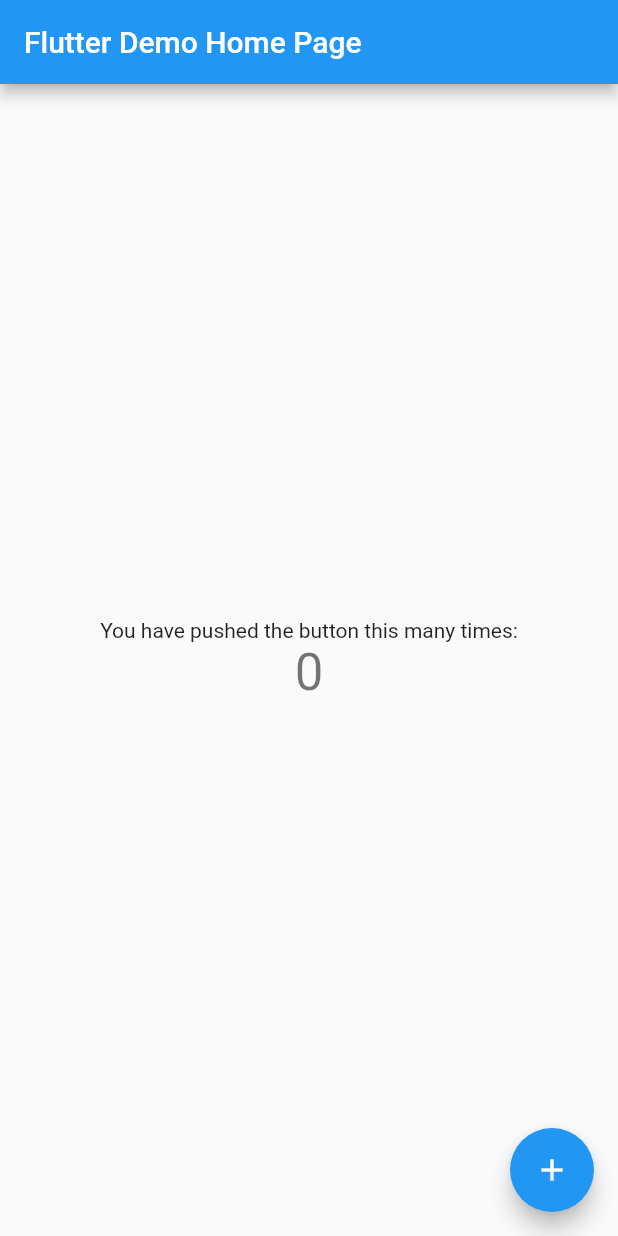
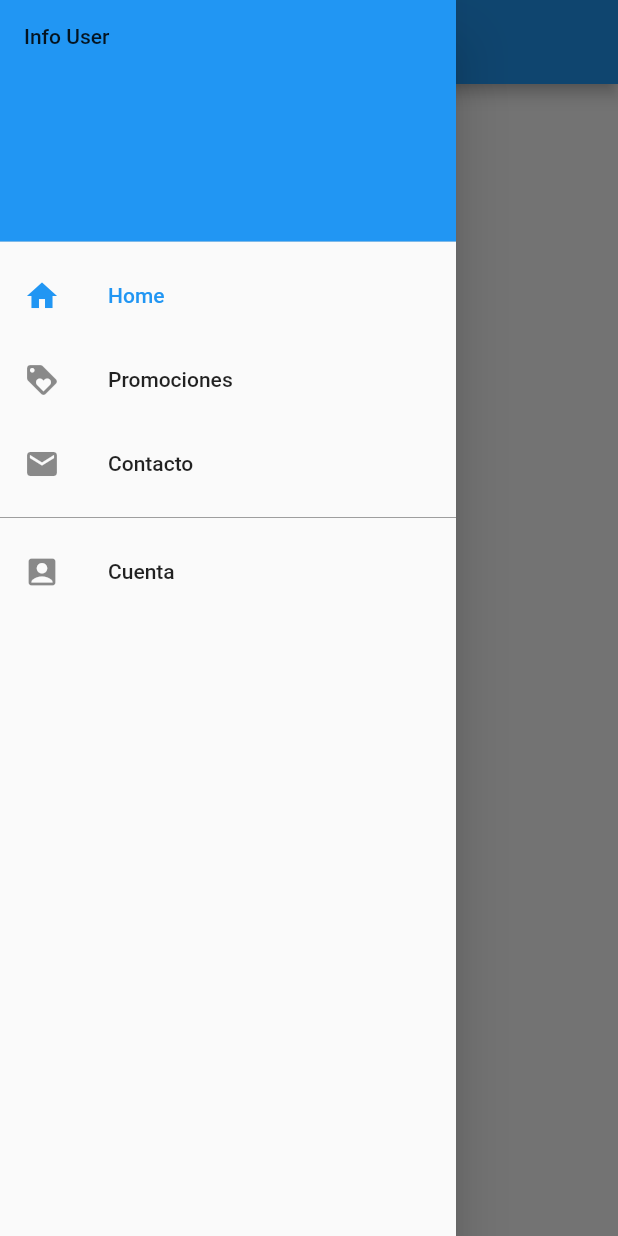
Before and after one commit to smanosalvas/Flutter, a Flutter app: the screen it shows after launch, with the side drawer open (before the commit the screen has no drawer), on a phone screen of 412 x 824 dp. Run offline on Flutter 3.47's test engine with Material 2 defaults, Android fonts, the phone set to English and light mode, and no system bars.

Commit message:
Implementacion de Drawer

```diff
--- a/myshop/lib/main.dart
+++ b/myshop/lib/main.dart
@@ -1,4 +1,5 @@
 import 'package:flutter/material.dart';
+import 'package:myshop/pages/home.dart';
 
 void main() => runApp(MyApp());
 
@@ -9,103 +10,9 @@ class MyApp extends StatelessWidget {
     return MaterialApp(
       title: 'Flutter Demo',
       theme: ThemeData(
-        // This is the theme of your application.
-        //
-        // Try running your application with "flutter run". You'll see the
-        // application has a blue toolbar. Then, without quitting the app, try
-        // changing the primarySwatch below to Colors.green and then invoke
-        // "hot reload" (press "r" in the console where you ran "flutter run",
-        // or simply save your changes to "hot reload" in a Flutter IDE).
-        // Notice that the counter didn't reset back to zero; the application
-        // is not restarted.
         primarySwatch: Colors.blue,
       ),
-      home: MyHomePage(title: 'Flutter Demo Home Page'),
+      home: HomePage(),
     );
   }
 }
-
-class MyHomePage extends StatefulWidget {
-  MyHomePage({Key key, this.title}) : super(key: key);
-
-  // This widget is the home page of your application. It is stateful, meaning
-  // that it has a State object (defined below) that contains fields that affect
-  // how it looks.
-
-  // This class is the configuration for the state. It holds the values (in this
-  // case the title) provided by the parent (in this case the App widget) and
-  // used by the build method of the State. Fields in a Widget subclass are
-  // always marked "final".
-
-  final String title;
-
-  @override
-  _MyHomePageState createState() => _MyHomePageState();
-}
-
-class _MyHomePageState extends State<MyHomePage> {
-  int _counter = 0;
-
-  void _incrementCounter() {
-    setState(() {
-      // This call to setState tells the Flutter framework that something has
-      // changed in this State, which causes it to rerun the build method below
-      // so that the display can reflect the updated values. If we changed
-      // _counter without calling setState(), then the build method would not be
-      // called again, and so nothing would appear to happen.
-      _counter++;
-    });
-  }
-
-  @override
-  Widget build(BuildContext context) {
-    // This method is rerun every time setState is called, for instance as done
-    // by the _incrementCounter method above.
-    //
-    // The Flutter framework has been optimized to make rerunning build methods
-    // fast, so that you can just rebuild anything that needs updating rather
-    // than having to individually change instances of widgets.
-    return Scaffold(
-      appBar: AppBar(
-        // Here we take the value from the MyHomePage object that was created by
-        // the App.build method, and use it to set our appbar title.
-        title: Text(widget.title),
-      ),
-      body: Center(
-        // Center is a layout widget. It takes a single child and positions it
-        // in the middle of the parent.
-        child: Column(
-          // Column is also layout widget. It takes a list of children and
-          // arranges them vertically. By default, it sizes itself to fit its
-          // children horizontally, and tries to be as tall as its parent.
-          //
-          // Invoke "debug painting" (press "p" in the console, choose the
-          // "Toggle Debug Paint" action from the Flutter Inspector in Android
-          // Studio, or the "Toggle Debug Paint" command in Visual Studio Code)
-          // to see the wireframe for each widget.
-          //
-          // Column has various properties to control how it sizes itself and
-          // how it positions its children. Here we use mainAxisAlignment to
-          // center the children vertically; the main axis here is the vertical
-          // axis because Columns are vertical (the cross axis would be
-          // horizontal).
-          mainAxisAlignment: MainAxisAlignment.center,
-          children: <Widget>[
-            Text(
-              'You have pushed the button this many times:',
-            ),
-            Text(
-              '$_counter',
-              style: Theme.of(context).textTheme.display1,
-            ),
-          ],
-        ),
-      ),
-      floatingActionButton: FloatingActionButton(
-        onPressed: _incrementCounter,
-        tooltip: 'Increment',
-        child: Icon(Icons.add),
-      ), // This trailing comma makes auto-formatting nicer for build methods.
-    );
-  }
-}
--- /dev/null
+++ b/myshop/lib/pages/authentication.dart
@@ -0,0 +1,25 @@
+import 'package:flutter/material.dart';
+import 'package:myshop/widgets/appBar.dart';
+
+class AutenticationPage extends StatefulWidget {
+  AutenticationPage({Key key}) : super(key: key);
+
+  _AutenticationPageState createState() => _AutenticationPageState();
+}
+
+class _AutenticationPageState extends State<AutenticationPage> {
+  TextEditingController textEditingController = new TextEditingController();
+
+  @override
+  Widget build(BuildContext context) {
+    return Scaffold(
+      appBar: getAppBar(),
+      body: Column(
+        children: <Widget>[
+          EditableText(controller: textEditingController , autofocus: true, style: TextStyle(color: Colors.black.withOpacity(0.8)), )
+
+        ],
+      ),
+    );
+  }
+}
--- /dev/null
+++ b/myshop/lib/pages/drawer.dart
@@ -0,0 +1,47 @@
+import 'package:flutter/material.dart';
+
+class NavigationPage extends StatefulWidget {
+  const NavigationPage({Key key}) : super(key: key);
+
+  @override
+  _NavigationPageState createState() => _NavigationPageState();
+}
+
+class _NavigationPageState extends State<NavigationPage> {
+  @override
+  Widget build(BuildContext context) {
+    return Drawer(
+      child: ListView(
+        padding: EdgeInsets.zero,
+        children: <Widget>[
+          DrawerHeader(
+            child: Text('Info User'),
+            decoration: BoxDecoration(color: Colors.blue),
+          ),
+          ListTile(
+            title: Text('Home'),
+            onTap: () {},
+            leading: Icon(Icons.home),
+            selected: true,
+          ),
+          ListTile(
+              title: Text('Promociones'),
+              onTap: () {
+
+              },
+              leading: Icon(Icons.loyalty)),
+          ListTile(
+              title: Text('Contacto'), onTap: () {}, leading: Icon(Icons.mail)),
+          Divider(
+            color: Colors.grey,
+          ),
+          ListTile(
+              title: Text('Cuenta'),
+              onTap: () {
+              },
+              leading: Icon(Icons.account_box)),
+        ],
+      ),
+    );
+  }
+}
--- /dev/null
+++ b/myshop/lib/pages/home.dart
@@ -0,0 +1,16 @@
+import 'package:flutter/material.dart';
+import 'package:myshop/pages/drawer.dart';
+import 'package:myshop/widgets/appBar.dart';
+
+class HomePage extends StatelessWidget {
+  const HomePage({Key key}) : super(key: key);
+
+  @override
+  Widget build(BuildContext context) {
+    return Scaffold(
+      appBar: getAppBar(),
+      drawer: NavigationPage(),
+
+    );
+  }
+}
--- /dev/null
+++ b/myshop/lib/widgets/appBar.dart
@@ -0,0 +1,5 @@
+import 'package:flutter/material.dart';
+
+Widget getAppBar(){
+  return AppBar(title: Text('Quantuva'),);
+}
```
